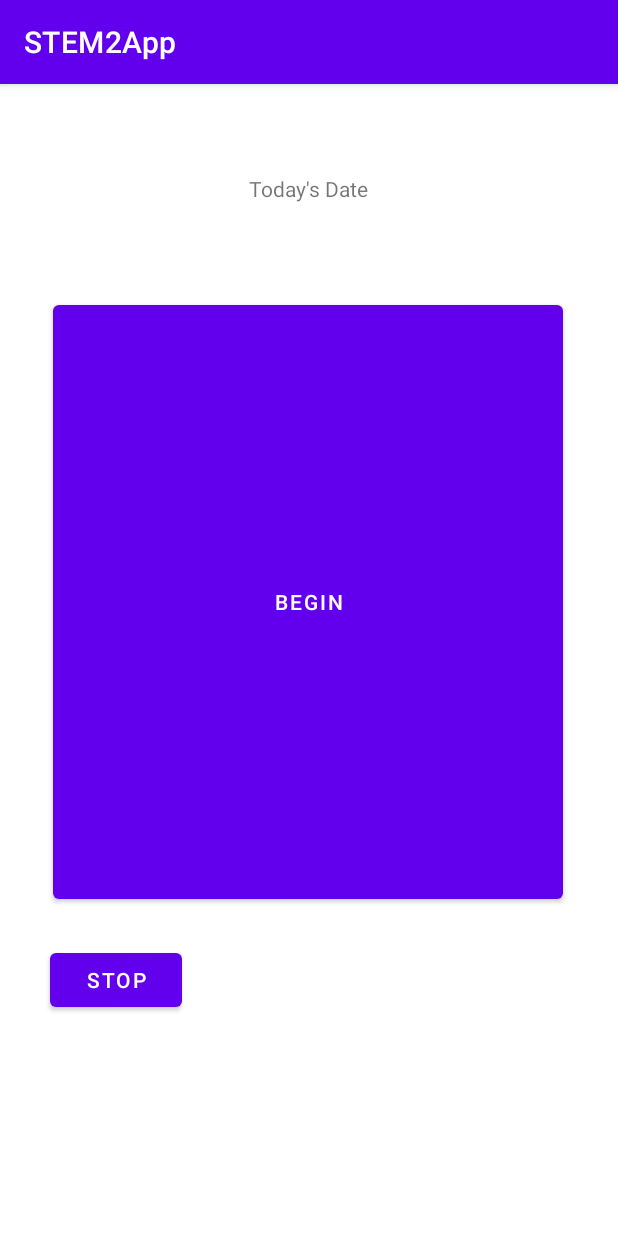
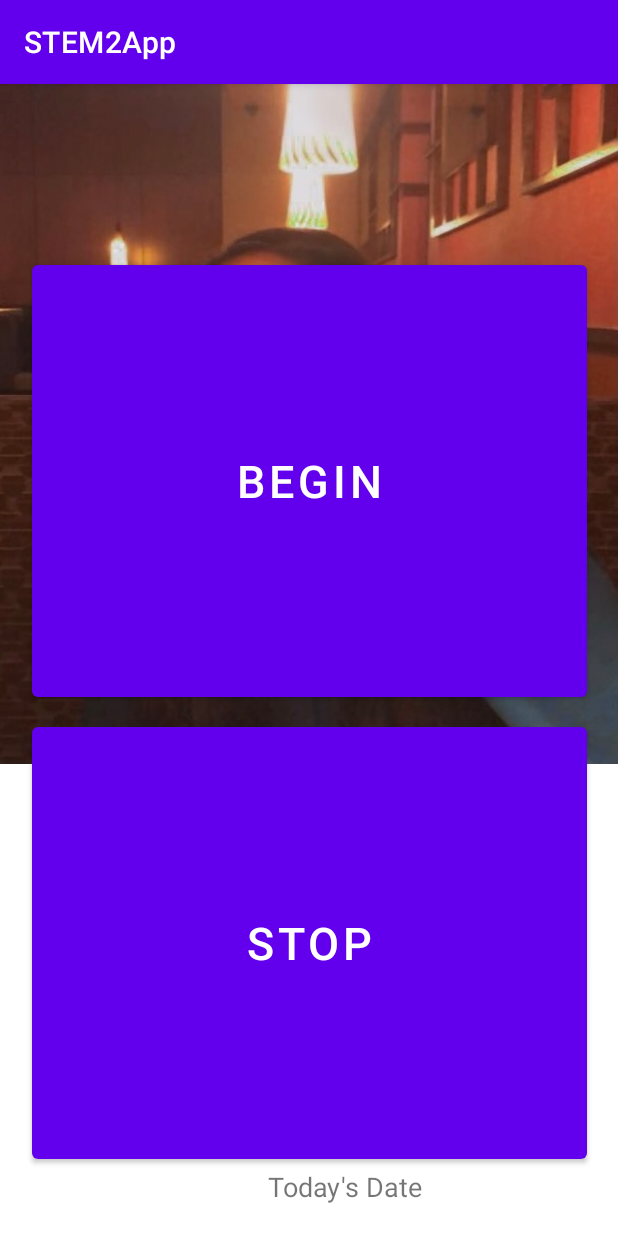
Before and after one commit to SchemingSamurai/AppTesting, an Android app: the screen it shows after launch (MainActivity), on a phone screen of 412 x 824 dp. Run offline under Robolectric (Android 15) with nearby library versions, the phone set to English and light mode, and no system bars; libraries missing offline, so code that uses them is left out: com.chaquo.python; 2 statements that could not run were skipped.

Commit message:
Working Andrew Code thing

```diff
--- a/app/src/main/java/com/example/stem2app/MainActivity.java
+++ b/app/src/main/java/com/example/stem2app/MainActivity.java
@@ -5,13 +5,17 @@ import androidx.core.app.ActivityCompat;
 
 import android.content.Intent;
 import android.content.pm.PackageManager;
+import android.graphics.Bitmap;
+import android.graphics.drawable.BitmapDrawable;
 import android.os.Bundle;
 import android.speech.RecognitionListener;
 import android.speech.RecognizerIntent;
 import android.speech.SpeechRecognizer;
 import android.speech.tts.TextToSpeech;
+import android.util.Base64;
 import android.view.View;
 import android.widget.Button;
+import android.widget.ImageView;
 import android.widget.TextView;
 import android.widget.Toast;
 import android.view.View.OnClickListener;
@@ -20,6 +24,7 @@ import com.chaquo.python.PyObject;
 import com.chaquo.python.Python;
 import com.chaquo.python.android.AndroidPlatform;
 
+import java.io.ByteArrayOutputStream;
 import java.util.ArrayList;
 import static android.Manifest.permission.RECORD_AUDIO;
 
@@ -28,111 +33,69 @@ public class MainActivity extends AppCompatActivity {
     private SpeechRecognizer speechRecognizer;
     private Intent intentRecognizer;
     private TextView spokenText;
-    TextView dateText;
+    TextView dateScript;
+    Button begin;
+    ImageView iv;
+
+    BitmapDrawable drawable;
+    Bitmap bitmap;
+
+    String imageString="";
 
     @Override
     protected void onCreate(Bundle savedInstanceState) {
         super.onCreate(savedInstanceState);
         setContentView(R.layout.activity_main);
 
+        begin=(Button)findViewById(R.id.beginBtn);
+        iv=(ImageView)findViewById(R.id.image_view);
+
+
         //Run Python Script
-        dateText = findViewById(R.id.dateScript);
+        dateScript = findViewById(R.id.dateScript);
 
         if (! Python.isStarted()) {
             Python.start(new AndroidPlatform(this));
         }
 
         //create python instance
-        Python py =Python.getInstance();
-        //create python object
-        PyObject pyObj = py.getModule("sample");
+        final Python py =Python.getInstance();
 
-        //call function
-        PyObject obj = pyObj.callAttr("main");
+        begin.setOnClickListener(new View.OnClickListener(){
+            @Override
+            public void onClick(View v){
+                drawable=(BitmapDrawable)iv.getDrawable();
+                bitmap=drawable.getBitmap();
+                imageString=getStringImage(bitmap);
 
-        //set returned text to textView
-        dateText.setText(obj.toString());
+                ByteArrayOutputStream stream = new ByteArrayOutputStream();
+                bitmap.compress(Bitmap.CompressFormat.JPEG, 100, stream);
+                byte[] byteArray = stream.toByteArray();
 
+                //create python object
+                PyObject pyObj = py.getModule("sample");
 
+                //call function, pass imageString as a parameter into the script
+                PyObject obj = pyObj.callAttr("isColorChange",byteArray);
 
-        //Voice Commands
-        //ask device for permissions
-        ActivityCompat.requestPermissions(this, new String[]{RECORD_AUDIO}, PackageManager.PERMISSION_GRANTED);
-
-        spokenText = findViewById(R.id.saidTxt);
-        intentRecognizer = new Intent(RecognizerIntent.ACTION_RECOGNIZE_SPEECH);
-        intentRecognizer.putExtra(RecognizerIntent.EXTRA_LANGUAGE_MODEL, RecognizerIntent.LANGUAGE_MODEL_FREE_FORM);
-
-
-        speechRecognizer = SpeechRecognizer.createSpeechRecognizer(this);
-
-        speechRecognizer.setRecognitionListener(new RecognitionListener() {
-            @Override
-            public void onReadyForSpeech(Bundle params) {
-
-            }
-
-            @Override
-            public void onBeginningOfSpeech() {
-
-            }
-
-            @Override
-            public void onRmsChanged(float rmsdB) {
-
-            }
-
-            @Override
-            public void onBufferReceived(byte[] buffer) {
-
-            }
-
-            @Override
-            public void onEndOfSpeech() {
-
-            }
-
-            @Override
-            public void onError(int error) {
-
-            }
-
-            @Override
-            public void onResults(Bundle results) {
-
-            }
-
-            @Override
-            public void onPartialResults(Bundle partialResults) {
-                ArrayList<String> matches = partialResults.getStringArrayList(SpeechRecognizer.RESULTS_RECOGNITION);
-                String string = "";
-                if (matches != null) {
-                    string = matches.get(0);
-                    spokenText.setText(string);
-                }
-            }
-
-            @Override
-            public void onEvent(int eventType, Bundle params) {
-
+                //set returned text to textView
+                dateScript.setText(obj.toString());
             }
         });
+
     }
 
+    private String getStringImage(Bitmap bitmap) {
+        ByteArrayOutputStream baos = new ByteArrayOutputStream();
+        bitmap.compress(Bitmap.CompressFormat.JPEG,100,baos); //change quality?
 
-    public void BeginButton(View view){
-                speechRecognizer.startListening(intentRecognizer);
-                Toast toast = Toast.makeText(getApplicationContext(), "Clicked Begin", Toast.LENGTH_LONG);
-                toast.show();
-            }
+        //store in byte array
+        byte[] imageBytes = baos.toByteArray();
+        //encode to string
+        String encodedImage = android.util.Base64.encodeToString(imageBytes, Base64.DEFAULT);
+        return encodedImage;
+    }
 
-
-
-    public void StopButton(View view){
-                speechRecognizer.stopListening();
-                Toast toast = Toast.makeText(getApplicationContext(), "Clicked Stop", Toast.LENGTH_LONG);
-                toast.show();
-            }
 
 
 
--- a/app/src/main/res/layout/activity_main.xml
+++ b/app/src/main/res/layout/activity_main.xml
@@ -9,16 +9,17 @@
 
     <Button
         android:id="@+id/beginBtn"
-        android:layout_width="340sp"
-        android:layout_height="408sp"
+        android:layout_width="370dp"
+        android:layout_height="300dp"
         android:onClick="BeginButton"
         android:text="@string/beginTxt"
+        android:textSize="30sp"
         app:layout_constraintBottom_toBottomOf="parent"
         app:layout_constraintEnd_toEndOf="parent"
-        app:layout_constraintHorizontal_bias="0.492"
+        app:layout_constraintHorizontal_bias="0.5"
         app:layout_constraintStart_toStartOf="parent"
         app:layout_constraintTop_toTopOf="parent"
-        app:layout_constraintVertical_bias="0.393" />
+        app:layout_constraintVertical_bias="0.245" />
 
     <TextView
         android:id="@+id/saidTxt"
@@ -34,13 +35,14 @@
 
     <Button
         android:id="@+id/stopBtn"
-        android:layout_width="wrap_content"
-        android:layout_height="wrap_content"
-        android:layout_marginStart="33dp"
-        android:layout_marginLeft="33dp"
-        android:layout_marginTop="24dp"
+        android:layout_width="370dp"
+        android:layout_height="300dp"
+        android:layout_marginTop="8dp"
         android:onClick="StopButton"
         android:text="@string/stopTxt"
+        android:textSize="30sp"
+        app:layout_constraintEnd_toEndOf="parent"
+        app:layout_constraintHorizontal_bias="0.512"
         app:layout_constraintStart_toStartOf="parent"
         app:layout_constraintTop_toBottomOf="@+id/beginBtn" />
 
@@ -48,11 +50,27 @@
         android:id="@+id/dateScript"
         android:layout_width="wrap_content"
         android:layout_height="wrap_content"
-        android:layout_marginTop="60dp"
         android:text="Today's Date"
+        android:textSize="18sp"
         app:layout_constraintEnd_toEndOf="parent"
-        app:layout_constraintHorizontal_bias="0.5"
+        app:layout_constraintHorizontal_bias="0.577"
         app:layout_constraintStart_toStartOf="parent"
-        app:layout_constraintTop_toTopOf="parent" />
+        app:layout_constraintTop_toBottomOf="@+id/stopBtn" />
+
+    <ImageView
+        android:id="@+id/image_view"
+        android:layout_width="wrap_content"
+        android:layout_height="wrap_content"
+        android:layout_marginStart="6dp"
+        android:layout_marginLeft="6dp"
+        android:layout_marginBottom="6dp"
+        app:layout_constraintBottom_toTopOf="@+id/beginBtn"
+        app:layout_constraintEnd_toEndOf="parent"
+        app:layout_constraintHorizontal_bias="1.0"
+        app:layout_constraintStart_toEndOf="@+id/beginBtn"
+        app:layout_constraintTop_toTopOf="parent"
+        app:layout_constraintVertical_bias="0.25"
+        tools:srcCompat="@tools:sample/avatars"
+        android:src="@drawable/ybphoto"/>/>
 
 </androidx.constraintlayout.widget.ConstraintLayout>
```
Also changed, not shown: app/build.gradle (+7 -1 lines), app/src/main/res/drawable/ybphoto.jpg (added), 1 other file.
